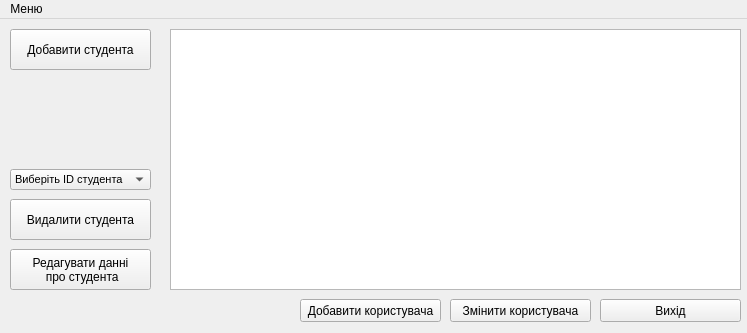
Before: the Qt Designer form mainwindow.ui in Shuna322/QtKyrsova, drawn with Qt 5.
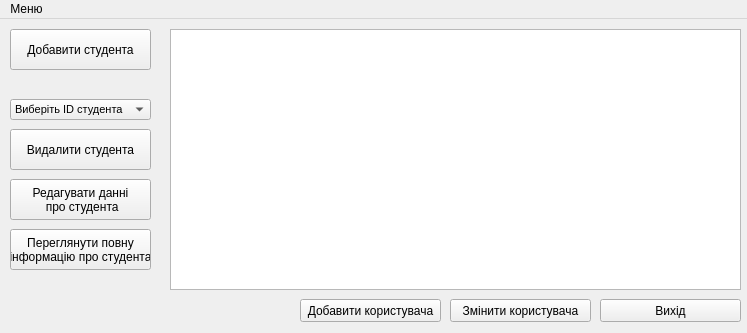
After: the same form once the commit is applied. Icons and pictures are not drawn.

Commit message: finished with button

```diff
--- a/mainwindow.ui
+++ b/mainwindow.ui
@@ -100,7 +100,7 @@
     <property name="geometry">
      <rect>
       <x>10</x>
-      <y>180</y>
+      <y>110</y>
       <width>141</width>
       <height>41</height>
      </rect>
@@ -113,7 +113,7 @@
     <property name="geometry">
      <rect>
       <x>10</x>
-      <y>150</y>
+      <y>80</y>
       <width>141</width>
       <height>21</height>
      </rect>
@@ -163,7 +163,7 @@
     <property name="geometry">
      <rect>
       <x>10</x>
-      <y>230</y>
+      <y>160</y>
       <width>141</width>
       <height>41</height>
      </rect>
@@ -173,6 +173,36 @@
  про студента</string>
     </property>
    </widget>
+   <widget class="QPushButton" name="pushButton_7">
+    <property name="geometry">
+     <rect>
+      <x>10</x>
+      <y>210</y>
+      <width>141</width>
+      <height>41</height>
+     </rect>
+    </property>
+    <property name="text">
+     <string>Переглянути повну
+інформацію про студента</string>
+    </property>
+   </widget>
+   <widget class="QPushButton" name="pushButton_8">
+    <property name="geometry">
+     <rect>
+      <x>0</x>
+      <y>290</y>
+      <width>21</width>
+      <height>21</height>
+     </rect>
+    </property>
+    <property name="text">
+     <string/>
+    </property>
+    <property name="flat">
+     <bool>true</bool>
+    </property>
+   </widget>
   </widget>
   <widget class="QMenuBar" name="menubar">
    <property name="geometry">
```
The commit also changes 3 other files.
